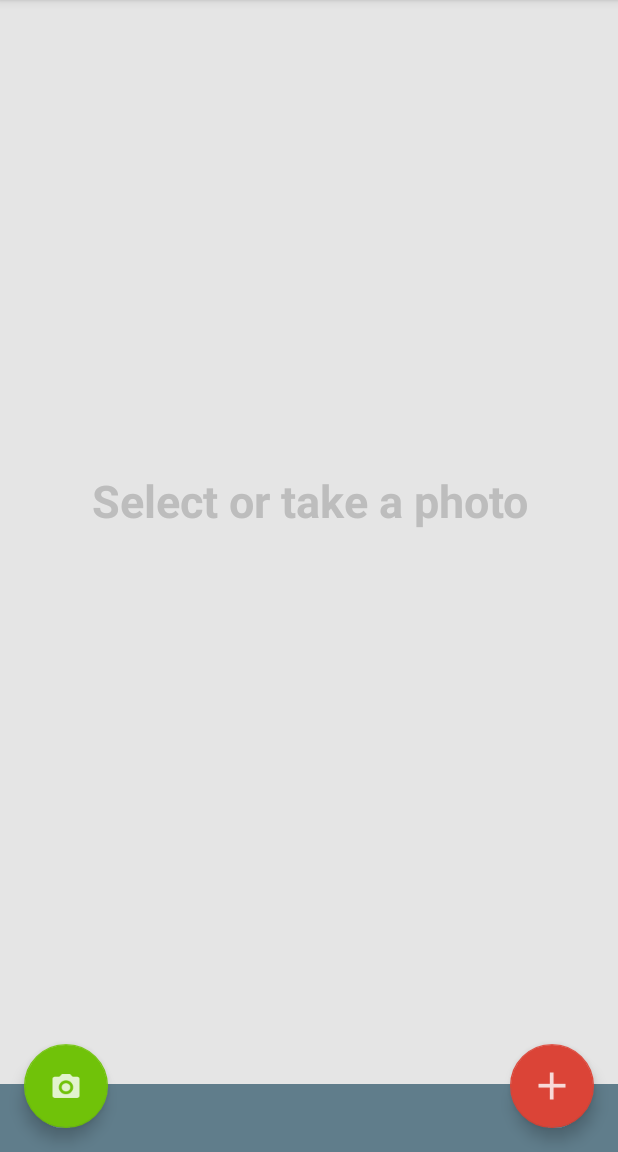
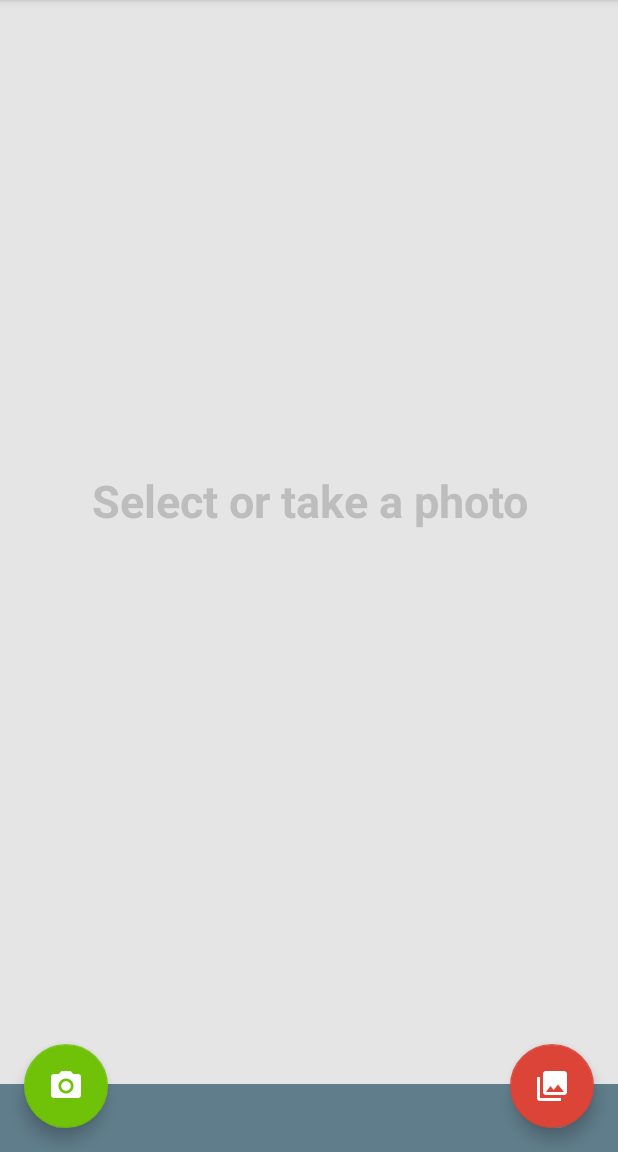
Before and after one commit to jiangshen/GetMeThis, an Android app: the screen it shows after launch (GetMeThisMain), on a phone screen of 412 x 824 dp, the part 84-1236 px from its top. Run offline under Robolectric (Android 15) with nearby library versions, the phone set to English and light mode, and no system bars; libraries missing offline, so code that uses them is left out: com.clarifai.api.

Commit message:
fab icon changes

```diff
--- a/app/src/main/res/layout/activity_get_me_this_main.xml
+++ b/app/src/main/res/layout/activity_get_me_this_main.xml
@@ -20,11 +20,11 @@
     <android.support.design.widget.FloatingActionButton android:id="@+id/fab_img"
         android:layout_width="wrap_content" android:layout_height="wrap_content"
         android:layout_gravity="bottom|end" android:layout_margin="@dimen/fab_margin"
-        android:src="@drawable/ic_add" />
+        android:src="@drawable/ic_photo_library_white_48dp" />
 
     <android.support.design.widget.FloatingActionButton android:id="@+id/fab_camera"
         android:layout_width="wrap_content" android:layout_height="wrap_content"
         android:layout_gravity="bottom|start" android:layout_margin="@dimen/fab_margin"
-        android:src="@drawable/ic_camera" />
+        android:src="@drawable/ic_photo_camera_white_48dp" />
 
 </android.support.design.widget.CoordinatorLayout>
```
Also changed, not shown: app/src/main/res/drawable-hdpi/ic_camera.png (deleted), app/src/main/res/drawable-hdpi/ic_photo_camera_white_48dp.png (added), app/src/main/res/drawable-hdpi/ic_photo_library_white_48dp.png (added), app/src/main/res/drawable-mdpi/ic_camera.png (deleted), app/src/main/res/drawable-mdpi/ic_photo_camera_white_48dp.png (added), app/src/main/res/drawable-mdpi/ic_photo_library_white_48dp.png (added), app/src/main/res/drawable-xhdpi/ic_camera.png (deleted), app/src/main/res/drawable-xhdpi/ic_photo_camera_white_48dp.png (added), app/src/main/res/drawable-xhdpi/ic_photo_library_white_48dp.png (added), app/src/main/res/drawable-xxhdpi/ic_camera.png (deleted), app/src/main/res/drawable-xxhdpi/ic_photo_camera_white_48dp.png (added), app/src/main/res/drawable-xxhdpi/ic_photo_library_white_48dp.png (added).
